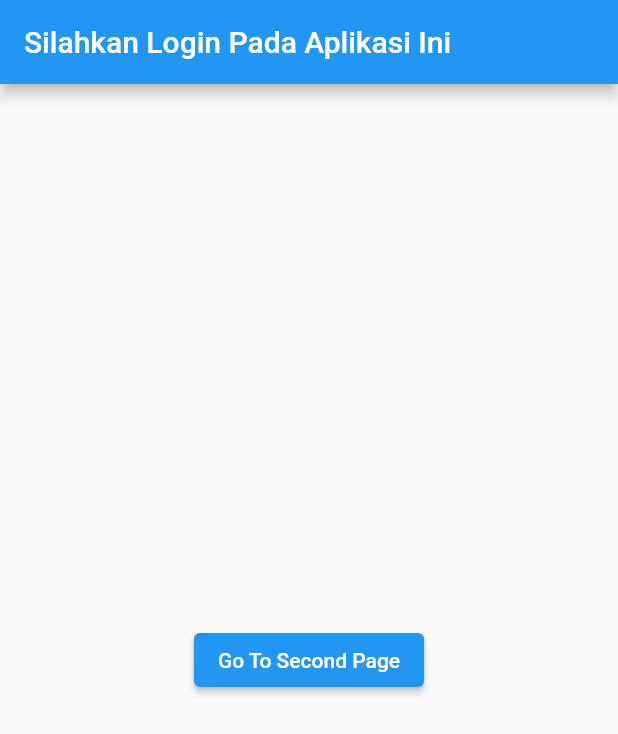
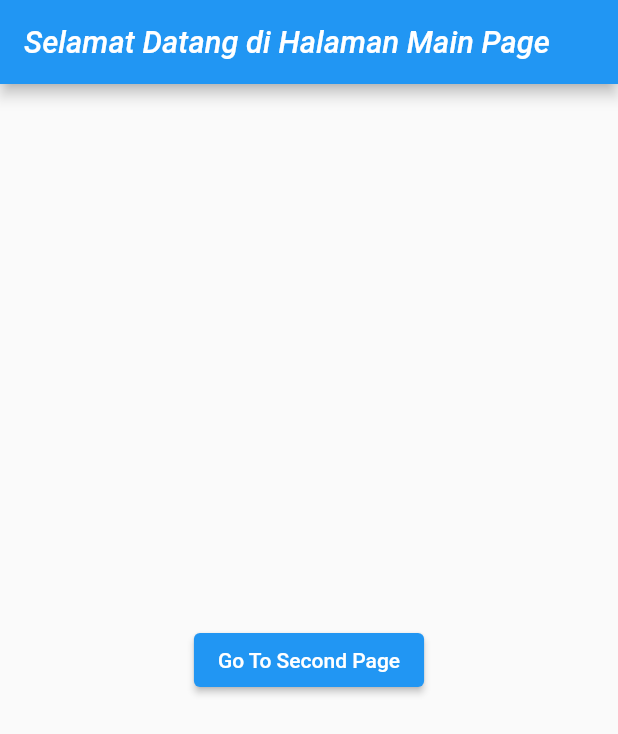
Before and after one commit to Refsi08/navigation_multipage_screen, a Flutter app: the MainPage screen opened directly, on a phone screen of 412 x 824 dp. Shown: the top 734 px of the screen. Run offline on Flutter 3.47's test engine with Material 2 defaults, Android fonts, the phone set to English and light mode, and no system bars.

Commit message:
merubah font

```diff
--- a/lib/main_page.dart
+++ b/lib/main_page.dart
@@ -6,7 +6,10 @@ class MainPage extends StatelessWidget {
   Widget build(BuildContext context) {
     return Scaffold(
       appBar: AppBar(
-        title: Text("Silahkan Login Pada Aplikasi Ini"),
+        title: Text(
+          "Selamat Datang di Halaman Main Page",
+          style: TextStyle(fontSize: 20.5, fontStyle: FontStyle.italic),
+        ),
       ),
       body: Center(
         child: ElevatedButton(
```
